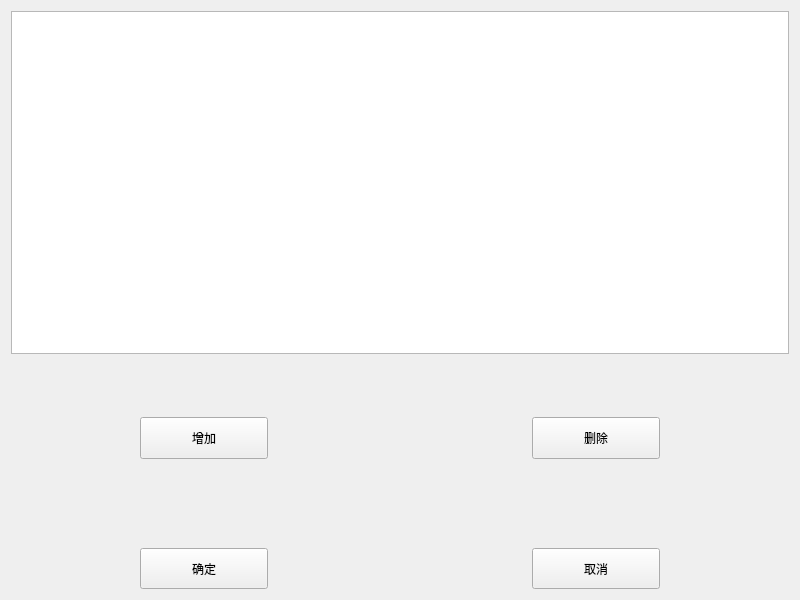
Above: AccountingSystem/maindialog.ui from HuangXiaoFeng123/AccountingSystem before the change. Below: the same form after it.
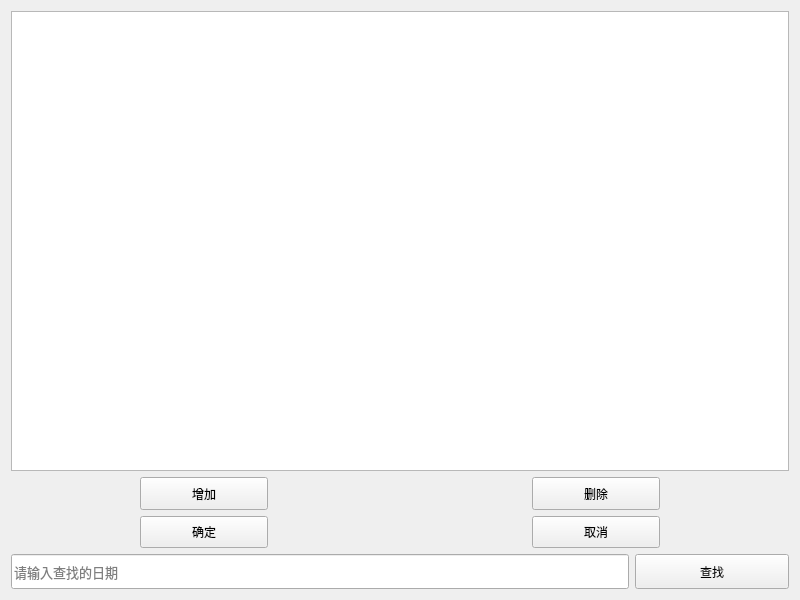
That is the form after the change.

```diff
--- a/AccountingSystem/maindialog.ui
+++ b/AccountingSystem/maindialog.ui
@@ -15,7 +15,7 @@
   </property>
   <layout class="QGridLayout" name="gridLayout">
    <item row="0" column="0">
-    <layout class="QVBoxLayout" name="verticalLayout_2" stretch="6,1,3">
+    <layout class="QVBoxLayout" name="verticalLayout_2" stretch="13,2,1">
      <item>
       <widget class="QTableView" name="tableView">
        <attribute name="horizontalHeaderDefaultSectionSize">
@@ -24,20 +24,7 @@
       </widget>
      </item>
      <item>
-      <spacer name="verticalSpacer_2">
-       <property name="orientation">
-        <enum>Qt::Vertical</enum>
-       </property>
-       <property name="sizeHint" stdset="0">
-        <size>
-         <width>20</width>
-         <height>18</height>
-        </size>
-       </property>
-      </spacer>
-     </item>
-     <item>
-      <layout class="QVBoxLayout" name="verticalLayout" stretch="1,2,1">
+      <layout class="QVBoxLayout" name="verticalLayout" stretch="2,2">
        <item>
         <layout class="QHBoxLayout" name="horizontalLayout" stretch="1,1,2,1,1">
          <property name="topMargin">
@@ -110,19 +97,6 @@
          </item>
         </layout>
        </item>
-       <item>
-        <spacer name="verticalSpacer">
-         <property name="orientation">
-          <enum>Qt::Vertical</enum>
-         </property>
-         <property name="sizeHint" stdset="0">
-          <size>
-           <width>20</width>
-           <height>40</height>
-          </size>
-         </property>
-        </spacer>
-       </item>
        <item>
         <layout class="QHBoxLayout" name="horizontalLayout_2" stretch="1,1,2,1,1">
          <item>
@@ -194,6 +168,48 @@
        </item>
       </layout>
      </item>
+     <item>
+      <layout class="QHBoxLayout" name="horizontalLayout_3" stretch="4,1">
+       <property name="topMargin">
+        <number>0</number>
+       </property>
+       <property name="bottomMargin">
+        <number>0</number>
+       </property>
+       <item>
+        <widget class="QLineEdit" name="lineEdit">
+         <property name="sizePolicy">
+          <sizepolicy hsizetype="Expanding" vsizetype="Preferred">
+           <horstretch>0</horstretch>
+           <verstretch>0</verstretch>
+          </sizepolicy>
+         </property>
+         <property name="font">
+          <font>
+           <family>楷体</family>
+           <pointsize>10</pointsize>
+          </font>
+         </property>
+         <property name="placeholderText">
+          <string>请输入查找的日期</string>
+         </property>
+        </widget>
+       </item>
+       <item>
+        <widget class="QPushButton" name="ButtonSearch">
+         <property name="sizePolicy">
+          <sizepolicy hsizetype="Minimum" vsizetype="Preferred">
+           <horstretch>0</horstretch>
+           <verstretch>0</verstretch>
+          </sizepolicy>
+         </property>
+         <property name="text">
+          <string>查找</string>
+         </property>
+        </widget>
+       </item>
+      </layout>
+     </item>
     </layout>
    </item>
   </layout>
```
